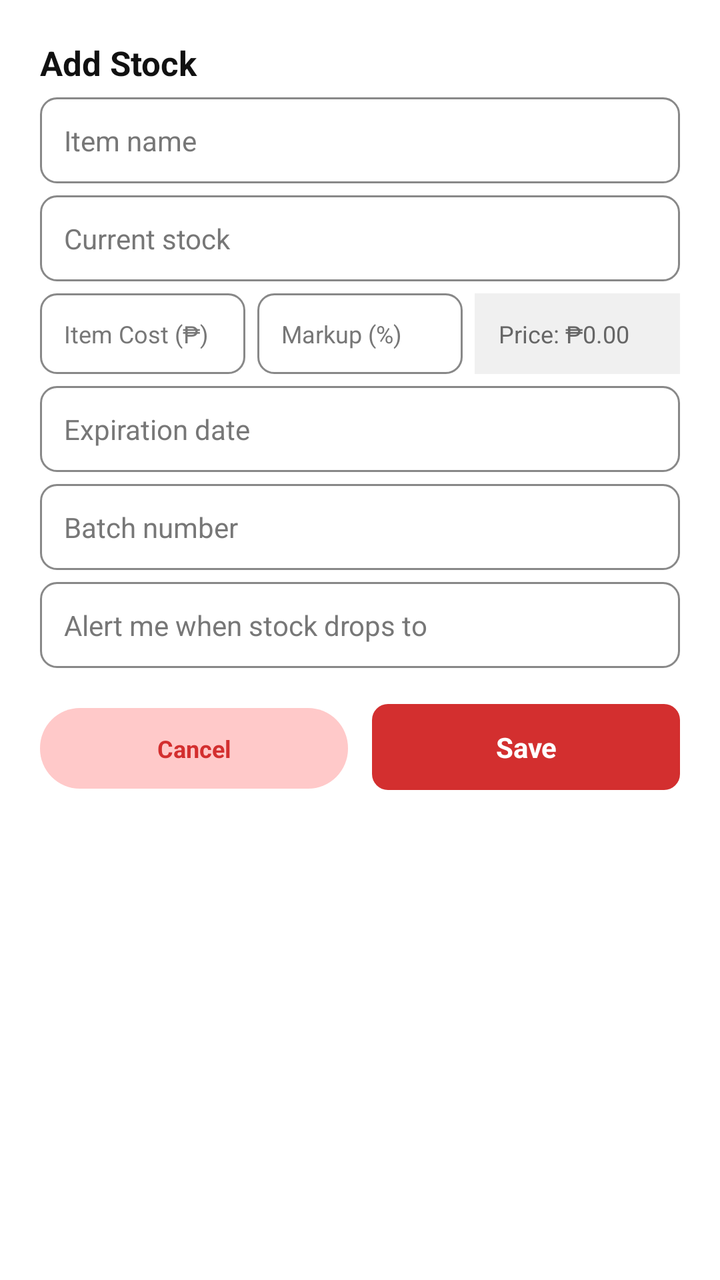
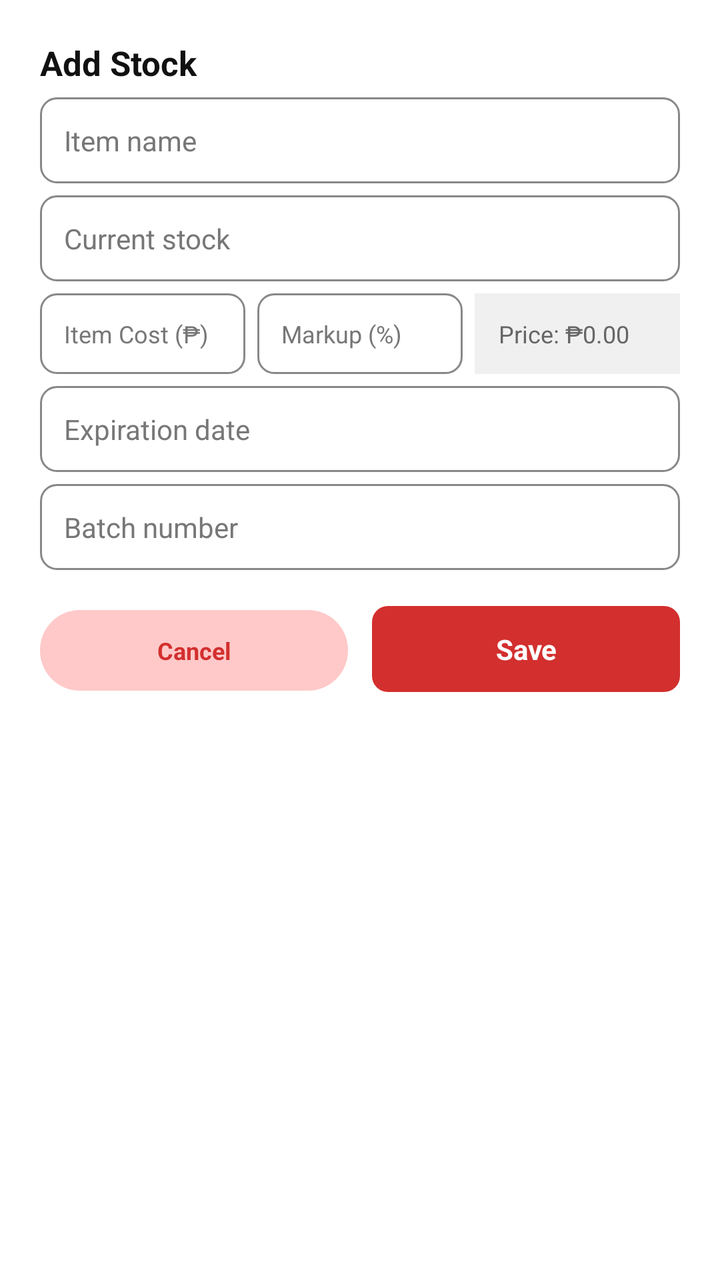

Compare the two renders of this Android layout. The source of the first and the diff that turns it into the second are given below.
<!-- AndroidManifest.xml: application theme Theme.MaterialComponents.DayNight.NoActionBar -->
<!-- res/layout/dialogaddstock.xml -->
<?xml version="1.0" encoding="utf-8"?>
<LinearLayout xmlns:android="http://schemas.android.com/apk/res/android"
    android:layout_width="match_parent" android:layout_height="wrap_content"
    android:background="@drawable/bg_dialog_rounded" android:orientation="vertical" android:padding="20dp">

    <TextView android:id="@+id/tvDlgTitle" style="@style/SariLabel" android:text="Add Stock" android:textSize="17sp"/>

    <AutoCompleteTextView android:id="@+id/etItem" style="@style/SariField" android:hint="Item name" android:inputType="text" android:completionThreshold="1"/>
    <EditText android:id="@+id/etQty" style="@style/SariField" android:hint="Current stock" android:inputType="number"/>

    
    <LinearLayout
        android:layout_width="match_parent"
        android:layout_height="wrap_content"
        android:orientation="horizontal"
        android:weightSum="3">

        <EditText
            android:id="@+id/etCost"
            style="@style/SariField"
            android:layout_width="0dp"
            android:layout_weight="1"
            android:layout_marginEnd="3dp"
            android:paddingStart="8dp"
            android:paddingEnd="8dp"
            android:textSize="12sp"
            android:singleLine="true"
            android:hint="Item Cost (₱)"
            android:inputType="numberDecimal" />

        <EditText
            android:id="@+id/etMarkup"
            style="@style/SariField"
            android:layout_width="0dp"
            android:layout_weight="1"
            android:layout_marginStart="3dp"
            android:layout_marginEnd="3dp"
            android:paddingStart="8dp"
            android:paddingEnd="8dp"
            android:textSize="12sp"
            android:singleLine="true"
            android:hint="Markup (%)"
            android:inputType="numberDecimal" />

        <TextView
            android:id="@+id/tvPrice"
            style="@style/SariField"
            android:layout_width="0dp"
            android:layout_weight="1"
            android:layout_marginStart="3dp"
            android:background="#F0F0F0"
            android:textColor="#666666"
            android:paddingStart="8dp"
            android:paddingEnd="8dp"
            android:textSize="12sp"
            android:singleLine="true"
            android:gravity="center_vertical"
            android:text="Price: ₱0.00" />
    </LinearLayout>

    <EditText android:id="@+id/etExpiry" style="@style/SariField" android:hint="Expiration date" android:inputType="text"/>
    <EditText android:id="@+id/etBatch" style="@style/SariField" android:hint="Batch number" android:inputType="text"/>
    <EditText android:id="@+id/etAlert" style="@style/SariField" android:hint="Alert me when stock drops to" android:inputType="number"/>

    <LinearLayout android:layout_width="match_parent" android:layout_height="wrap_content"
        android:layout_marginTop="18dp" android:orientation="horizontal" android:weightSum="2">
        <TextView android:id="@+id/btnCancel" style="@style/SariPill" android:layout_width="0dp" android:layout_weight="1"
            android:layout_marginRight="6dp" android:gravity="center" android:padding="12dp" android:text="Cancel"/>
        <TextView android:id="@+id/btnSave" style="@style/SariButton" android:layout_width="0dp" android:layout_weight="1"
            android:layout_marginLeft="6dp" android:text="Save"/>
    </LinearLayout>
</LinearLayout>
<!-- resources referenced by this layout -->
<resources>
  <!-- drawable bg_dialog_rounded (drawable) -->
  <?xml version="1.0" encoding="utf-8"?>
  <shape xmlns:android="http://schemas.android.com/apk/res/android">
      <solid android:color="#FFFFFF"/>
      <corners android:radius="16dp"/>
  </shape>
  <style name="SariButton">
          <item name="android:layout_width">match_parent</item>
          <item name="android:layout_height">wrap_content</item>
          <item name="android:background">@drawable/bg_btn_red</item>
          <item name="android:textColor">#FFFFFF</item>
          <item name="android:textStyle">bold</item>
          <item name="android:textSize">14sp</item>
          <item name="android:gravity">center</item>
          <item name="android:padding">12dp</item>
          <item name="android:clickable">true</item>
          <item name="android:focusable">true</item>
      </style>
  <style name="SariField">
          <item name="android:layout_width">match_parent</item>
          <item name="android:layout_height">wrap_content</item>
          <item name="android:background">@drawable/bg_input_field</item>
          <item name="android:padding">12dp</item>
          <item name="android:textSize">14sp</item>
          <item name="android:textColor">@color/text_dark</item>
          <item name="android:textColorHint">@color/muted</item>
          <item name="android:layout_marginTop">6dp</item>
          <item name="android:singleLine">true</item>
      </style>
  <style name="SariLabel">
          <item name="android:layout_width">wrap_content</item>
          <item name="android:layout_height">wrap_content</item>
          <item name="android:textColor">@color/text_dark</item>
          <item name="android:textStyle">bold</item>
          <item name="android:textSize">14sp</item>
      </style>
  <style name="SariPill">
          <item name="android:layout_width">wrap_content</item>
          <item name="android:layout_height">wrap_content</item>
          <item name="android:background">@drawable/bg_pill</item>
          <item name="android:textColor">@color/red_dark</item>
          <item name="android:textStyle">bold</item>
          <item name="android:textSize">12sp</item>
          <item name="android:paddingLeft">14dp</item>
          <item name="android:paddingRight">14dp</item>
          <item name="android:paddingTop">8dp</item>
          <item name="android:paddingBottom">8dp</item>
          <item name="android:clickable">true</item>
          <item name="android:focusable">true</item>
      </style>
  <!-- drawable bg_btn_red (drawable) -->
  <?xml version="1.0" encoding="utf-8"?>
  <shape xmlns:android="http://schemas.android.com/apk/res/android">
      <solid android:color="#D32F2F"/>
      <corners android:radius="8dp"/>
  </shape>
  <!-- drawable bg_input_field (drawable) -->
  <?xml version="1.0" encoding="utf-8"?>
  <shape xmlns:android="http://schemas.android.com/apk/res/android">
      <solid android:color="#FFFFFF"/>
      <corners android:radius="8dp"/>
      <stroke android:width="1dp" android:color="#888888"/>
  </shape>
  <color name="text_dark">#111111</color>
  <color name="muted">#777777</color>
  <!-- drawable bg_pill (drawable) -->
  <?xml version="1.0" encoding="utf-8"?>
  <shape xmlns:android="http://schemas.android.com/apk/res/android">
      <solid android:color="#FFC9C9"/>
      <corners android:radius="20dp"/>
  </shape>
  <color name="red_dark">#D32F2F</color>
</resources>

<!-- the commit's change to res/layout/dialogaddstock.xml (unified diff, before → after) -->
@@ -60,7 +60,6 @@
 
     <EditText android:id="@+id/etExpiry" style="@style/SariField" android:hint="Expiration date" android:inputType="text"/>
     <EditText android:id="@+id/etBatch" style="@style/SariField" android:hint="Batch number" android:inputType="text"/>
-    <EditText android:id="@+id/etAlert" style="@style/SariField" android:hint="Alert me when stock drops to" android:inputType="number"/>
 
     <LinearLayout android:layout_width="match_parent" android:layout_height="wrap_content"
         android:layout_marginTop="18dp" android:orientation="horizontal" android:weightSum="2">
